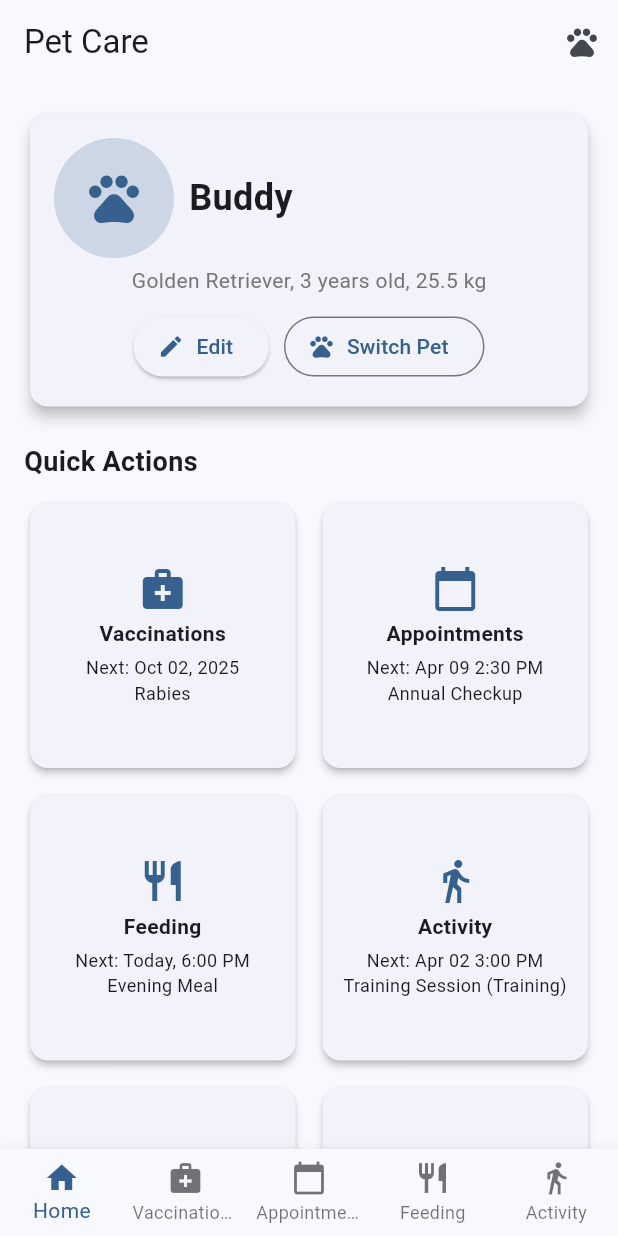
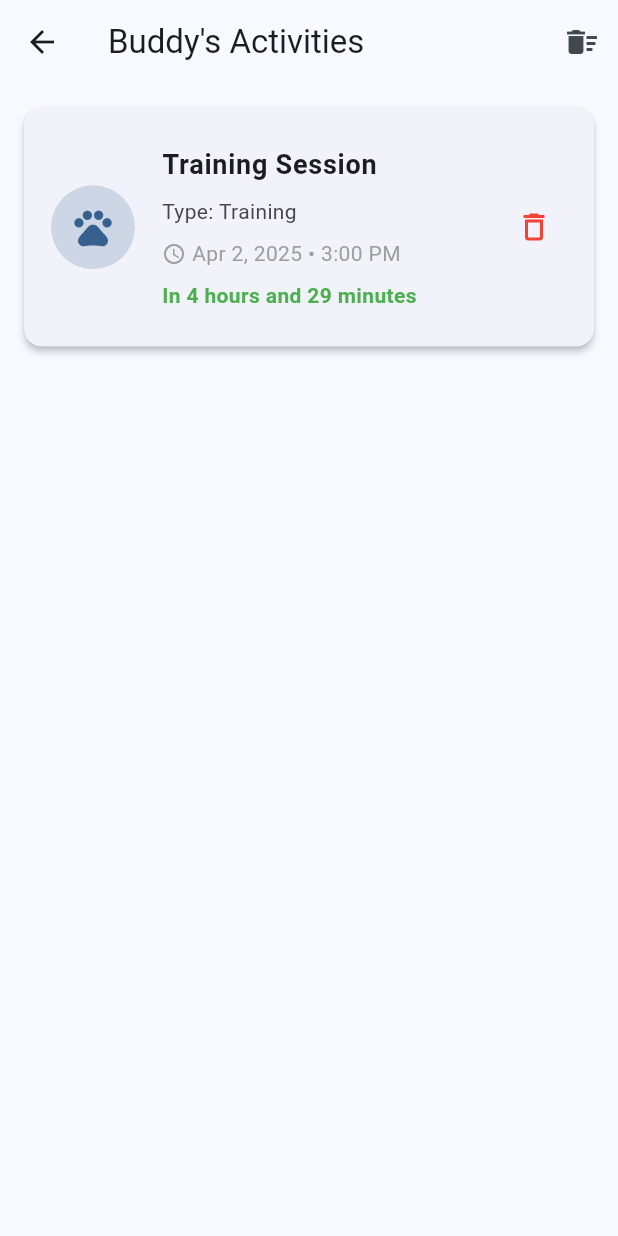
Before and after one commit to Sanuka23/pet_care, a Flutter app: the screen it shows after launch, after a tap on "Reminders", on a phone screen of 412 x 824 dp. Run offline on Flutter 3.47's test engine with Material 3 defaults, Android fonts, the phone set to English and light mode, and no system bars.

Commit message:
Added notification service initialization in main.dart, updated home screen to include reminders button and navigation to reminder screen, and modified AndroidManifest.xml to change app label to "Pet Care". Also added new asset image for paws.

```diff
--- a/lib/main.dart
+++ b/lib/main.dart
@@ -7,8 +7,15 @@ import 'services/appointment_provider.dart';
 import 'services/feeding_provider.dart';
 import 'services/activity_provider.dart';
 import 'services/playdate_provider.dart';
+import 'services/notification_service.dart';
 
-void main() {
+void main() async {
+  WidgetsFlutterBinding.ensureInitialized();
+
+  // Initialize notification service
+  final notificationService = NotificationService();
+  await notificationService.initialize();
+
   runApp(
     MultiProvider(
       providers: [
--- a/lib/screens/home_screen.dart
+++ b/lib/screens/home_screen.dart
@@ -18,6 +18,7 @@ import '../models/vaccination_model.dart';
 import '../models/appointment_model.dart';
 import '../models/feeding_model.dart';
 import '../models/activity_model.dart';
+import 'reminder_screen.dart';
 
 // String extension for capitalize
 extension StringExtension on String {
@@ -65,6 +66,18 @@ class _HomeScreenState extends State<HomeScreen> {
           IconButton(
             icon: const Icon(Icons.pets),
             onPressed: _showPetSelector,
+          ),
+          IconButton(
+            icon: const Icon(Icons.notifications),
+            tooltip: 'Reminders',
+            onPressed: () {
+              Navigator.push(
+                context,
+                MaterialPageRoute(
+                  builder: (context) => const ReminderScreen(),
+                ),
+              );
+            },
           ),
         ],
       ),
@@ -359,7 +372,10 @@ class _HomeScreenState extends State<HomeScreen> {
               );
             }),
             _buildQuickActionCard('Reminders', Icons.notifications, () {
-              // Will be implemented later
+              Navigator.push(
+                context,
+                MaterialPageRoute(builder: (context) => const ReminderScreen()),
+              );
             }),
           ],
         ),
--- /dev/null
+++ b/lib/screens/reminder_screen.dart
@@ -0,0 +1,289 @@
+import 'package:flutter/material.dart';
+import 'package:provider/provider.dart';
+import 'package:intl/intl.dart';
+import '../services/notification_service.dart';
+import '../models/activity_model.dart';
+import '../models/pet_model.dart';
+import '../services/activity_provider.dart';
+import '../services/pet_provider.dart';
+
+class ReminderScreen extends StatefulWidget {
+  const ReminderScreen({super.key});
+
+  @override
+  State<ReminderScreen> createState() => _ReminderScreenState();
+}
+
+class _ReminderScreenState extends State<ReminderScreen> {
+  final NotificationService _notificationService = NotificationService();
+
+  @override
+  void initState() {
+    super.initState();
+    // Ensure the notification service is initialized
+    _notificationService.initialize();
+  }
+
+  @override
+  Widget build(BuildContext context) {
+    return Consumer2<PetProvider, ActivityProvider>(
+      builder: (context, petProvider, activityProvider, child) {
+        final currentPet = petProvider.currentPet;
+
+        if (currentPet == null) {
+          return Scaffold(
+            appBar: AppBar(
+              title: const Text('Upcoming Activities'),
+            ),
+            body: const Center(
+              child: Text('Please select a pet to view activities'),
+            ),
+          );
+        }
+
+        // Get upcoming activities for current pet
+        final upcomingActivities = activityProvider.getUpcomingActivitiesForPet(currentPet.id);
+
+        // Sort by date
+        upcomingActivities.sort((a, b) => a.date.compareTo(b.date));
+
+        return Scaffold(
+          appBar: AppBar(
+            title: Text('${currentPet.name}\'s Activities'),
+            actions: [
+              IconButton(
+                icon: const Icon(Icons.delete_sweep),
+                tooltip: 'Clear all reminders',
+                onPressed: () {
+                  _showClearAllConfirmationDialog(context);
+                },
+              ),
+            ],
+          ),
+          body: upcomingActivities.isEmpty
+              ? _buildEmptyState()
+              : _buildActivitiesList(upcomingActivities, currentPet),
+        );
+      },
+    );
+  }
+
+  Widget _buildEmptyState() {
+    return Center(
+      child: Column(
+        mainAxisAlignment: MainAxisAlignment.center,
+        children: [
+          const Icon(
+            Icons.event_busy,
+            size: 80,
+            color: Colors.grey,
+          ),
+          const SizedBox(height: 16),
+          const Text(
+            'No Upcoming Activities',
+            style: TextStyle(fontSize: 20, fontWeight: FontWeight.bold),
+          ),
+          const SizedBox(height: 8),
+          const Text(
+            'Add activities to see them here',
+            textAlign: TextAlign.center,
+            style: TextStyle(color: Colors.grey),
+          ),
+          const SizedBox(height: 24),
+          ElevatedButton.icon(
+            onPressed: () {
+              // Navigate back to create an activity
+              Navigator.pop(context);
+            },
+            icon: const Icon(Icons.add),
+            label: const Text('Add Activity'),
+          ),
+        ],
+      ),
+    );
+  }
+
+  Widget _buildActivitiesList(List<Activity> activities, Pet pet) {
+    return ListView.builder(
+      itemCount: activities.length,
+      padding: const EdgeInsets.all(16),
+      itemBuilder: (context, index) {
+        final activity = activities[index];
+        final DateTime scheduledTime = activity.date;
+
+        return Card(
+          elevation: 2,
+          margin: const EdgeInsets.only(bottom: 16),
+          child: ListTile(
+            contentPadding: const EdgeInsets.all(16),
+            leading: CircleAvatar(
+              radius: 30,
+              backgroundColor: Theme.of(context).primaryColor.withOpacity(0.2),
+              backgroundImage: pet.imageUrl != null ? NetworkImage(pet.imageUrl!) : null,
+              child: pet.imageUrl == null ? Icon(
+                Icons.pets,
+                size: 30,
+                color: Theme.of(context).primaryColor,
+              ) : null,
+            ),
+            title: Text(
+              activity.name,
+              style: const TextStyle(
+                fontWeight: FontWeight.bold,
+                fontSize: 18,
+              ),
+            ),
+            subtitle: Column(
+              crossAxisAlignment: CrossAxisAlignment.start,
+              children: [
+                const SizedBox(height: 8),
+                Text('Type: ${activity.type}'),
+                if (activity.location != null) ...[
+                  const SizedBox(height: 4),
+                  Text('Location: ${activity.location}'),
+                ],
+                const SizedBox(height: 8),
+                Row(
+                  children: [
+                    const Icon(Icons.access_time, size: 16, color: Colors.grey),
+                    const SizedBox(width: 4),
+                    Text(
+                      DateFormat('MMM d, y • h:mm a').format(scheduledTime),
+                      style: const TextStyle(color: Colors.grey),
+                    ),
+                  ],
+                ),
+                const SizedBox(height: 8),
+                Text(
+                  _getTimeUntilActivityText(scheduledTime),
+                  style: TextStyle(
+                    color: _getTimeUntilActivityColor(scheduledTime),
+                    fontWeight: FontWeight.bold,
+                  ),
+                ),
+              ],
+            ),
+            trailing: IconButton(
+              icon: const Icon(Icons.delete_outline, color: Colors.red),
+              onPressed: () {
+                _cancelActivity(context, activity);
+              },
+            ),
+          ),
+        );
+      },
+    );
+  }
+
+  String _getTimeUntilActivityText(DateTime scheduledTime) {
+    final now = DateTime.now();
+    final difference = scheduledTime.difference(now);
+
+    if (difference.isNegative) {
+      return 'Overdue';
+    }
+
+    final days = difference.inDays;
+    final hours = difference.inHours % 24;
+    final minutes = difference.inMinutes % 60;
+
+    if (days > 0) {
+      return 'In $days ${days == 1 ? 'day' : 'days'}${hours > 0 ? ' and $hours ${hours == 1 ? 'hour' : 'hours'}' : ''}';
+    } else if (hours > 0) {
+      return 'In $hours ${hours == 1 ? 'hour' : 'hours'}${minutes > 0 ? ' and $minutes ${minutes == 1 ? 'minute' : 'minutes'}' : ''}';
+    } else {
+      return 'In $minutes ${minutes == 1 ? 'minute' : 'minutes'}';
+    }
+  }
+
+  Color _getTimeUntilActivityColor(DateTime scheduledTime) {
+    final now = DateTime.now();
+    final difference = scheduledTime.difference(now);
+
+    if (difference.isNegative) {
+      return Colors.red;
+    }
+
+    if (difference.inMinutes < 30) {
+      return Colors.orange;
+    } else if (difference.inHours < 2) {
+      return Colors.amber;
+    } else {
+      return Colors.green;
+    }
+  }
+
+  void _cancelActivity(BuildContext context, Activity activity) {
+    showDialog(
+      context: context,
+      builder: (context) => AlertDialog(
+        title: const Text('Cancel Activity?'),
+        content: const Text('Are you sure you want to cancel this activity?'),
+        actions: [
+          TextButton(
+            onPressed: () {
+              Navigator.pop(context);
+            },
+            child: const Text('No'),
+          ),
+          TextButton(
+            onPressed: () async {
+              // Cancel the activity
+              final activityProvider = Provider.of<ActivityProvider>(context, listen: false);
+              await activityProvider.deleteActivity(activity.id);
+
+              Navigator.pop(context);
+              ScaffoldMessenger.of(context).showSnackBar(
+                const SnackBar(
+                  content: Text('Activity canceled'),
+                  duration: Duration(seconds: 2),
+                ),
+              );
+            },
+            child: const Text('Yes'),
+          ),
+        ],
+      ),
+    );
+  }
+
+  void _showClearAllConfirmationDialog(BuildContext context) {
+    showDialog(
+      context: context,
+      builder: (context) => AlertDialog(
+        title: const Text('Clear All Activities?'),
+        content: const Text('Are you sure you want to cancel all upcoming activities?'),
+        actions: [
+          TextButton(
+            onPressed: () {
+              Navigator.pop(context);
+            },
+            child: const Text('No'),
+          ),
+          TextButton(
+            onPressed: () async {
+              final activityProvider = Provider.of<ActivityProvider>(context, listen: false);
+              final currentPet = Provider.of<PetProvider>(context, listen: false).currentPet;
+
+              if (currentPet != null) {
+                final activities = activityProvider.getUpcomingActivitiesForPet(currentPet.id);
+                for (final activity in activities) {
+                  await activityProvider.deleteActivity(activity.id);
+                }
+              }
+
+              Navigator.pop(context);
+              ScaffoldMessenger.of(context).showSnackBar(
+                const SnackBar(
+                  content: Text('All activities cleared'),
+                  duration: Duration(seconds: 2),
+                ),
+              );
+            },
+            child: const Text('Yes'),
+          ),
+        ],
+      ),
+    );
+  }
+}
--- a/pubspec.yaml
+++ b/pubspec.yaml
@@ -30,3 +30,4 @@ flutter:
   uses-material-design: true
   assets:
     - assets/images/
+    - assets/images/paws.png
```
Also changed, not shown: assets/images/paws.png (added), 138 other files.
